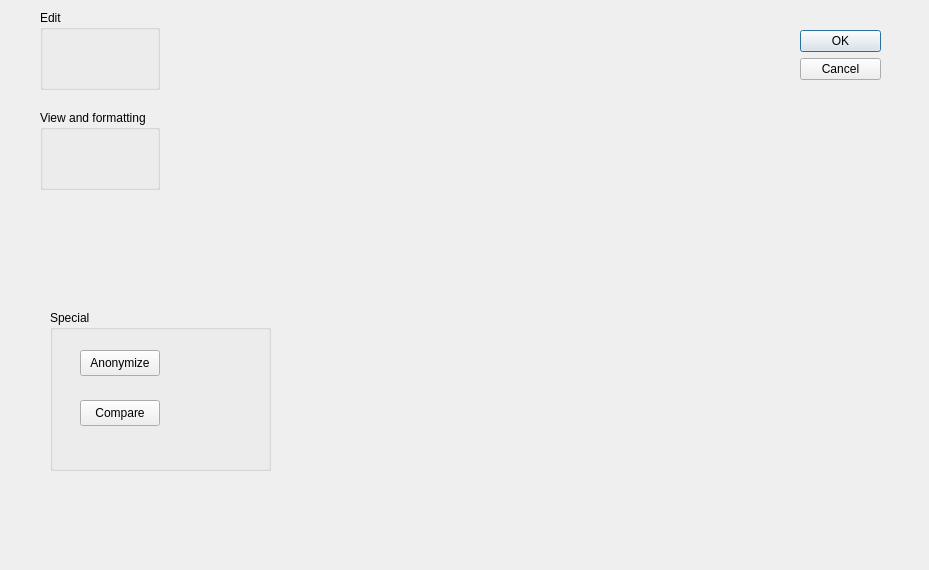
Old version of the form src/modules/help/guidedoperationsdialog.ui in the repository lbellonda/qxmledit.
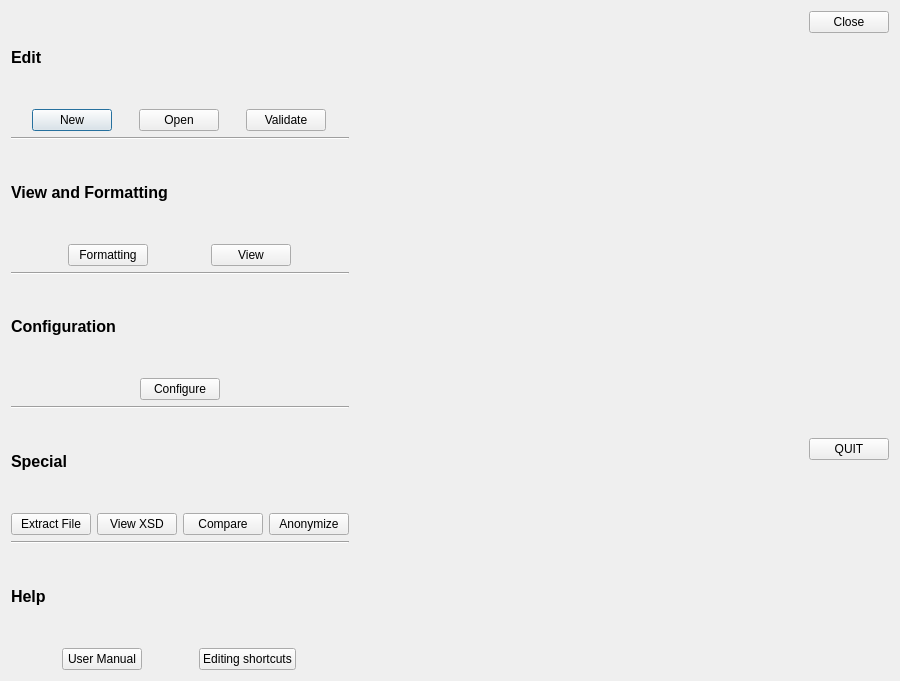
New version of the form. Icons and pictures are not drawn.

```diff
--- a/src/modules/help/guidedoperationsdialog.ui
+++ b/src/modules/help/guidedoperationsdialog.ui
@@ -6,94 +6,482 @@
    <rect>
     <x>0</x>
     <y>0</y>
-    <width>929</width>
-    <height>570</height>
+    <width>900</width>
+    <height>681</height>
    </rect>
   </property>
   <property name="windowTitle">
    <string>Dialog</string>
   </property>
-  <widget class="QDialogButtonBox" name="buttonBox">
-   <property name="geometry">
-    <rect>
-     <x>800</x>
-     <y>30</y>
-     <width>81</width>
-     <height>241</height>
-    </rect>
-   </property>
-   <property name="orientation">
-    <enum>Qt::Vertical</enum>
-   </property>
-   <property name="standardButtons">
-    <set>QDialogButtonBox::Cancel|QDialogButtonBox::Ok</set>
-   </property>
-  </widget>
-  <widget class="QGroupBox" name="groupBox">
-   <property name="geometry">
-    <rect>
-     <x>40</x>
-     <y>10</y>
-     <width>120</width>
-     <height>80</height>
-    </rect>
-   </property>
-   <property name="title">
-    <string>Edit</string>
-   </property>
-  </widget>
-  <widget class="QGroupBox" name="groupBox_2">
-   <property name="geometry">
-    <rect>
-     <x>40</x>
-     <y>110</y>
-     <width>120</width>
-     <height>80</height>
-    </rect>
-   </property>
-   <property name="title">
-    <string>View and formatting</string>
-   </property>
-  </widget>
-  <widget class="QGroupBox" name="groupBox_3">
-   <property name="geometry">
-    <rect>
-     <x>50</x>
-     <y>310</y>
-     <width>221</width>
-     <height>161</height>
-    </rect>
-   </property>
-   <property name="title">
-    <string>Special</string>
-   </property>
-   <widget class="QPushButton" name="pushButton">
-    <property name="geometry">
-     <rect>
-      <x>30</x>
-      <y>40</y>
-      <width>80</width>
-      <height>26</height>
-     </rect>
-    </property>
-    <property name="text">
-     <string>Anonymize</string>
-    </property>
-   </widget>
-   <widget class="QPushButton" name="pushButton_2">
-    <property name="geometry">
-     <rect>
-      <x>30</x>
-      <y>90</y>
-      <width>80</width>
-      <height>26</height>
-     </rect>
-    </property>
-    <property name="text">
-     <string>Compare</string>
-    </property>
-   </widget>
-  </widget>
+  <layout class="QHBoxLayout" name="horizontalLayout_6">
+   <item>
+    <layout class="QVBoxLayout" name="verticalLayout_2">
+     <item>
+      <widget class="QLabel" name="label">
+       <property name="font">
+        <font>
+         <pointsize>12</pointsize>
+         <weight>75</weight>
+         <bold>true</bold>
+        </font>
+       </property>
+       <property name="text">
+        <string>Edit</string>
+       </property>
+      </widget>
+     </item>
+     <item>
+      <layout class="QHBoxLayout" name="horizontalLayout_4">
+       <item>
+        <widget class="QPushButton" name="pushButton_13">
+         <property name="sizePolicy">
+          <sizepolicy hsizetype="Fixed" vsizetype="Fixed">
+           <horstretch>0</horstretch>
+           <verstretch>0</verstretch>
+          </sizepolicy>
+         </property>
+         <property name="text">
+          <string>New</string>
+         </property>
+         <property name="icon">
+          <iconset>
+           <normalon>:/images/document-new.png</normalon>
+          </iconset>
+         </property>
+         <property name="iconSize">
+          <size>
+           <width>22</width>
+           <height>22</height>
+          </size>
+         </property>
+        </widget>
+       </item>
+       <item>
+        <widget class="QPushButton" name="pushButton_14">
+         <property name="sizePolicy">
+          <sizepolicy hsizetype="Fixed" vsizetype="Fixed">
+           <horstretch>0</horstretch>
+           <verstretch>0</verstretch>
+          </sizepolicy>
+         </property>
+         <property name="text">
+          <string>Open</string>
+         </property>
+         <property name="icon">
+          <iconset>
+           <normalon>:/open/images/document-open.png</normalon>
+          </iconset>
+         </property>
+         <property name="iconSize">
+          <size>
+           <width>22</width>
+           <height>22</height>
+          </size>
+         </property>
+         <property name="flat">
+          <bool>false</bool>
+         </property>
+        </widget>
+       </item>
+       <item>
+        <widget class="QPushButton" name="pushButton_15">
+         <property name="sizePolicy">
+          <sizepolicy hsizetype="Fixed" vsizetype="Fixed">
+           <horstretch>0</horstretch>
+           <verstretch>0</verstretch>
+          </sizepolicy>
+         </property>
+         <property name="text">
+          <string>Validate</string>
+         </property>
+         <property name="icon">
+          <iconset>
+           <normalon>:/configuration/validation</normalon>
+          </iconset>
+         </property>
+         <property name="iconSize">
+          <size>
+           <width>22</width>
+           <height>22</height>
+          </size>
+         </property>
+        </widget>
+       </item>
+      </layout>
+     </item>
+     <item>
+      <widget class="Line" name="line_3">
+       <property name="orientation">
+        <enum>Qt::Horizontal</enum>
+       </property>
+      </widget>
+     </item>
+     <item>
+      <widget class="QLabel" name="label_2">
+       <property name="font">
+        <font>
+         <pointsize>12</pointsize>
+         <weight>75</weight>
+         <bold>true</bold>
+        </font>
+       </property>
+       <property name="text">
+        <string>View and Formatting</string>
+       </property>
+      </widget>
+     </item>
+     <item>
+      <layout class="QHBoxLayout" name="horizontalLayout">
+       <item>
+        <widget class="QPushButton" name="pushButton_6">
+         <property name="sizePolicy">
+          <sizepolicy hsizetype="Fixed" vsizetype="Fixed">
+           <horstretch>0</horstretch>
+           <verstretch>0</verstretch>
+          </sizepolicy>
+         </property>
+         <property name="text">
+          <string>Formatting</string>
+         </property>
+         <property name="icon">
+          <iconset resource="../../risorse.qrc">
+           <normaloff>:/editText/indent</normaloff>:/editText/indent</iconset>
+         </property>
+         <property name="iconSize">
+          <size>
+           <width>22</width>
+           <height>22</height>
+          </size>
+         </property>
+        </widget>
+       </item>
+       <item>
+        <widget class="QPushButton" name="pushButton_5">
+         <property name="sizePolicy">
+          <sizepolicy hsizetype="Fixed" vsizetype="Fixed">
+           <horstretch>0</horstretch>
+           <verstretch>0</verstretch>
+          </sizepolicy>
+         </property>
+         <property name="text">
+          <string>View</string>
+         </property>
+         <property name="icon">
+          <iconset resource="../../risorse.qrc">
+           <normaloff>:/help/style</normaloff>:/help/style</iconset>
+         </property>
+         <property name="iconSize">
+          <size>
+           <width>22</width>
+           <height>22</height>
+          </size>
+         </property>
+        </widget>
+       </item>
+      </layout>
+     </item>
+     <item>
+      <widget class="Line" name="line_2">
+       <property name="orientation">
+        <enum>Qt::Horizontal</enum>
+       </property>
+      </widget>
+     </item>
+     <item>
+      <widget class="QLabel" name="label_3">
+       <property name="font">
+        <font>
+         <pointsize>12</pointsize>
+         <weight>75</weight>
+         <bold>true</bold>
+        </font>
+       </property>
+       <property name="text">
+        <string>Configuration</string>
+       </property>
+      </widget>
+     </item>
+     <item>
+      <layout class="QHBoxLayout" name="horizontalLayout_3">
+       <property name="sizeConstraint">
+        <enum>QLayout::SetDefaultConstraint</enum>
+       </property>
+       <item>
+        <widget class="QPushButton" name="pushButton_10">
+         <property name="sizePolicy">
+          <sizepolicy hsizetype="Fixed" vsizetype="Fixed">
+           <horstretch>0</horstretch>
+           <verstretch>0</verstretch>
+          </sizepolicy>
+         </property>
+         <property name="text">
+          <string>Configure</string>
+         </property>
+         <property name="icon">
+          <iconset resource="../../risorse.qrc">
+           <normaloff>:/configuration/general</normaloff>:/configuration/general</iconset>
+         </property>
+         <property name="iconSize">
+          <size>
+           <width>22</width>
+           <height>22</height>
+          </size>
+         </property>
+        </widget>
+       </item>
+      </layout>
+     </item>
+     <item>
+      <widget class="Line" name="line_4">
+       <property name="orientation">
+        <enum>Qt::Horizontal</enum>
+       </property>
+      </widget>
+     </item>
+     <item>
+      <widget class="QLabel" name="label_4">
+       <property name="font">
+        <font>
+         <pointsize>12</pointsize>
+         <weight>75</weight>
+         <bold>true</bold>
+        </font>
+       </property>
+       <property name="text">
+        <string>Special</string>
+       </property>
+      </widget>
+     </item>
+     <item>
+      <layout class="QHBoxLayout" name="horizontalLayout_2">
+       <item>
+        <widget class="QPushButton" name="pushButton_9">
+         <property name="sizePolicy">
+          <sizepolicy hsizetype="Fixed" vsizetype="Fixed">
+           <horstretch>0</horstretch>
+           <verstretch>0</verstretch>
+          </sizepolicy>
+         </property>
+         <property name="text">
+          <string>Extract File</string>
+         </property>
+         <property name="icon">
+          <iconset resource="../../risorse.qrc">
+           <normaloff>:/tools/images/split.png</normaloff>:/tools/images/split.png</iconset>
+         </property>
+         <property name="iconSize">
+          <size>
+           <width>22</width>
+           <height>22</height>
+          </size>
+         </property>
+        </widget>
+       </item>
+       <item>
+        <widget class="QPushButton" name="pushButton_7">
+         <property name="sizePolicy">
+          <sizepolicy hsizetype="Fixed" vsizetype="Fixed">
+           <horstretch>0</horstretch>
+           <verstretch>0</verstretch>
+          </sizepolicy>
+         </property>
+         <property name="text">
+          <string>View XSD</string>
+         </property>
+         <property name="icon">
+          <iconset resource="../../risorse.qrc">
+           <normaloff>:/status/explore-mode</normaloff>:/status/explore-mode</iconset>
+         </property>
+         <property name="iconSize">
+          <size>
+           <width>22</width>
+           <height>22</height>
+          </size>
+         </property>
+        </widget>
+       </item>
+       <item>
+        <widget class="QPushButton" name="pushButton_2">
+         <property name="sizePolicy">
+          <sizepolicy hsizetype="Fixed" vsizetype="Fixed">
+           <horstretch>0</horstretch>
+           <verstretch>0</verstretch>
+          </sizepolicy>
+         </property>
+         <property name="text">
+          <string>Compare</string>
+         </property>
+         <property name="iconSize">
+          <size>
+           <width>22</width>
+           <height>22</height>
+          </size>
+         </property>
+        </widget>
+       </item>
+       <item>
+        <widget class="QPushButton" name="pushButton">
+         <property name="sizePolicy">
+          <sizepolicy hsizetype="Fixed" vsizetype="Fixed">
+           <horstretch>0</horstretch>
+           <verstretch>0</verstretch>
+          </sizepolicy>
+         </property>
+         <property name="text">
+          <string>Anonymize</string>
+         </property>
+         <property name="icon">
+          <iconset resource="../../risorse.qrc">
+           <normaloff>:/editText/images/mask.png</normaloff>:/editText/images/mask.png</iconset>
+         </property>
+         <property name="iconSize">
+          <size>
+           <width>22</width>
+           <height>22</height>
+          </size>
+         </property>
+        </widget>
+       </item>
+      </layout>
+     </item>
+     <item>
+      <widget class="Line" name="line_5">
+       <property name="orientation">
+        <enum>Qt::Horizontal</enum>
+       </property>
+      </widget>
+     </item>
+     <item>
+      <widget class="QLabel" name="label_5">
+       <property name="font">
+        <font>
+         <pointsize>12</pointsize>
+         <weight>75</weight>
+         <bold>true</bold>
+        </font>
+       </property>
+       <property name="text">
+        <string>Help</string>
+       </property>
+      </widget>
+     </item>
+     <item>
+      <layout class="QHBoxLayout" name="horizontalLayout_5">
+       <item>
+        <widget class="QPushButton" name="pushButton_11">
+         <property name="sizePolicy">
+          <sizepolicy hsizetype="Fixed" vsizetype="Fixed">
+           <horstretch>0</horstretch>
+           <verstretch>0</verstretch>
+          </sizepolicy>
+         </property>
+         <property name="text">
+          <string>User Manual</string>
+         </property>
+         <property name="icon">
+          <iconset resource="../../risorse.qrc">
+           <normaloff>:/commands/images/help-contents.png</normaloff>:/commands/images/help-contents.png</iconset>
+         </property>
+         <property name="iconSize">
+          <size>
+           <width>22</width>
+           <height>22</height>
+          </size>
+         </property>
+        </widget>
+       </item>
+       <item>
+        <widget class="QPushButton" name="pushButton_12">
+         <property name="sizePolicy">
+          <sizepolicy hsizetype="Fixed" vsizetype="Fixed">
+           <horstretch>0</horstretch>
+           <verstretch>0</verstretch>
+          </sizepolicy>
+         </property>
+         <property name="text">
+          <string>Editing shortcuts</string>
+         </property>
+         <property name="icon">
+          <iconset resource="../../risorse.qrc">
+           <normaloff>:/configuration/editModes</normaloff>:/configuration/editModes</iconset>
+         </property>
+        </widget>
+       </item>
+      </layout>
+     </item>
+    </layout>
+   </item>
+   <item>
+    <spacer name="horizontalSpacer">
+     <property name="orientation">
+      <enum>Qt::Horizontal</enum>
+     </property>
+     <property name="sizeHint" stdset="0">
+      <size>
+       <width>40</width>
+       <height>20</height>
+      </size>
+     </property>
+    </spacer>
+   </item>
+   <item>
+    <layout class="QVBoxLayout" name="verticalLayout">
+     <item>
+      <widget class="QDialogButtonBox" name="buttonBox">
+       <property name="orientation">
+        <enum>Qt::Vertical</enum>
+       </property>
+       <property name="standardButtons">
+        <set>QDialogButtonBox::Close</set>
+       </property>
+      </widget>
+     </item>
+     <item>
+      <spacer name="verticalSpacer">
+       <property name="orientation">
+        <enum>Qt::Vertical</enum>
+       </property>
+       <property name="sizeHint" stdset="0">
+        <size>
+         <width>20</width>
+         <height>40</height>
+        </size>
+       </property>
+      </spacer>
+     </item>
+     <item>
+      <widget class="QPushButton" name="testQUIT">
+       <property name="sizePolicy">
+        <sizepolicy hsizetype="Fixed" vsizetype="Fixed">
+         <horstretch>0</horstretch>
+         <verstretch>0</verstretch>
+        </sizepolicy>
+       </property>
+       <property name="text">
+        <string>QUIT</string>
+       </property>
+       <property name="icon">
+        <iconset theme="application-exit">
+         <normaloff>.</normaloff>.</iconset>
+       </property>
+      </widget>
+     </item>
+     <item>
+      <spacer name="verticalSpacer_2">
+       <property name="orientation">
+        <enum>Qt::Vertical</enum>
+       </property>
+       <property name="sizeHint" stdset="0">
+        <size>
+         <width>20</width>
+         <height>40</height>
+        </size>
+       </property>
+      </spacer>
+     </item>
+    </layout>
+   </item>
+  </layout>
  </widget>
  <resources/>
  <connections>
```
Left out of the diff: 4 changed lines with no effect on the pictures.
